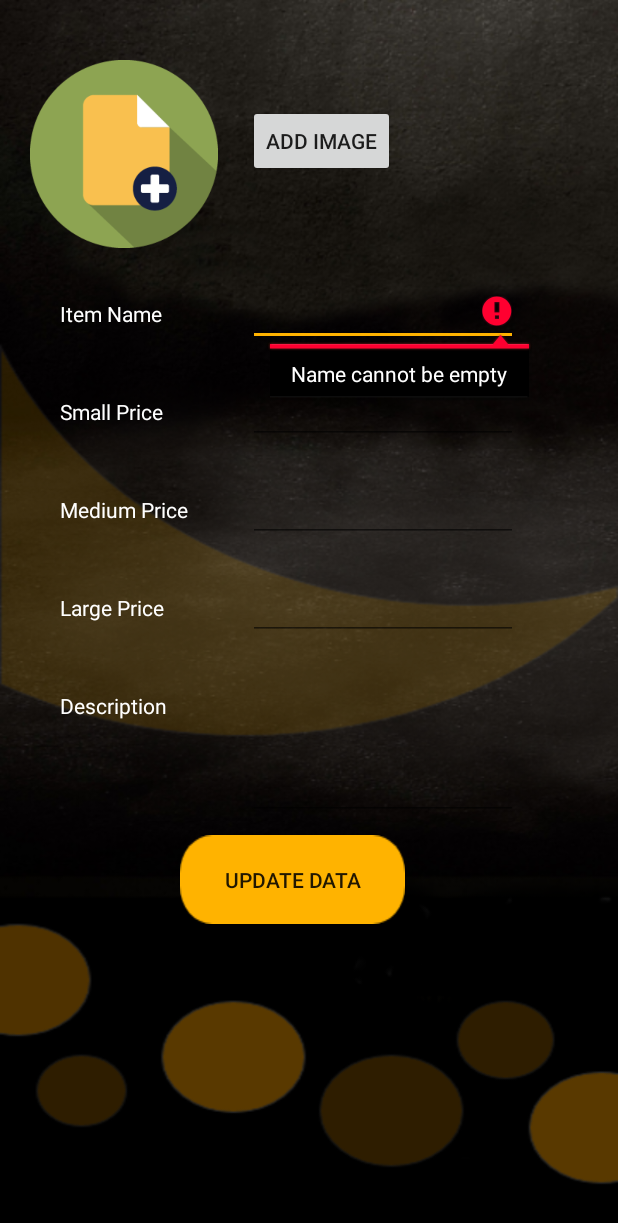
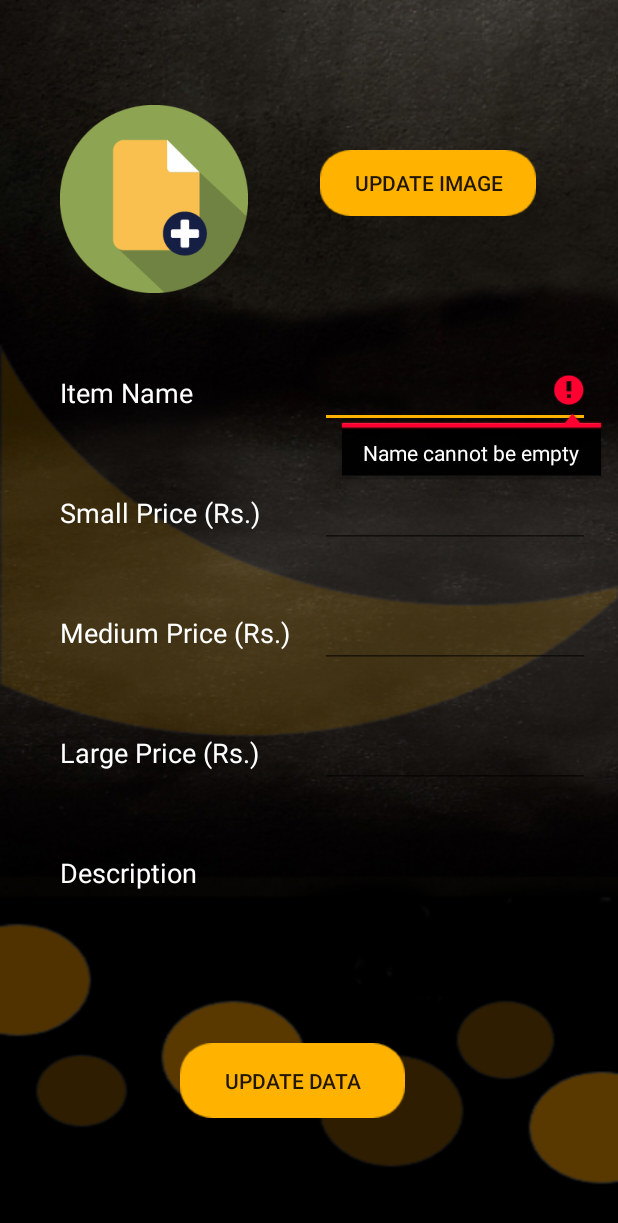
Before and after one commit to CharithSLIIT/Cheesus_Crust, an Android app: the AdminEdit screen opened directly, with no data from a screen before it, on a phone screen of 412 x 824 dp. Shown: the top 1223 px of the screen. Run offline under Robolectric (Android 15) with nearby library versions, the phone set to English and light mode, and no system bars.

Commit message:
Chanelog: Major Changes across Layouts and Java files

```diff
--- a/app/src/main/java/com/cheesuscrust/Contact/activity_dash.java
+++ b/app/src/main/java/com/cheesuscrust/Contact/activity_dash.java
@@ -18,6 +18,7 @@ import androidx.core.view.GravityCompat;
 import androidx.drawerlayout.widget.DrawerLayout;
 
 import com.cheesuscrust.Product.AddItem;
+import com.cheesuscrust.Product.AdminFoodList;
 import com.cheesuscrust.R;
 import com.cheesuscrust.User.UserData;
 import com.cheesuscrust.User.UserProfile;
@@ -141,4 +142,9 @@ public class activity_dash extends AppCompatActivity {
         Intent intent = new Intent(activity_dash.this,InquiryActivity.class);
         startActivity(intent);
     }
+
+    public void goToAllItems(View view) {
+        Intent intent = new Intent(activity_dash.this,AdminFoodList.class);
+        startActivity(intent);
+    }
 }
--- a/app/src/main/java/com/cheesuscrust/Product/AdminEdit.java
+++ b/app/src/main/java/com/cheesuscrust/Product/AdminEdit.java
@@ -100,7 +100,7 @@ public class AdminEdit extends AppCompatActivity {
 
 
         //Get values from the Database
-        Cursor cursor = AddItem.myDB.getData("SELECT * FROM Product WHERE p_id = " + getid + ";");
+        Cursor cursor = myDB.getData("SELECT * FROM Product WHERE p_id = " + getid + ";");
         while (cursor.moveToNext()){
             int id = cursor.getInt(0);
             String name = cursor.getString(1);
--- a/app/src/main/res/layout/activity_admin_edit.xml
+++ b/app/src/main/res/layout/activity_admin_edit.xml
@@ -4,7 +4,8 @@
     xmlns:tools="http://schemas.android.com/tools"
     android:layout_width="match_parent"
     android:layout_height="match_parent"
-    tools:context=".Product.AdminEdit">
+    tools:context=".Product.AdminEdit"
+    android:background="@drawable/adminbackxground">
 
 
 
@@ -12,7 +13,7 @@
             android:layout_width="match_parent"
             android:layout_height="match_parent"
             android:orientation="vertical"
-            android:background="@drawable/adminbackxground" >
+            android:layout_marginTop="40dp">
             <GridLayout
                 android:layout_width="match_parent"
                 android:layout_height="wrap_content"
@@ -23,28 +24,31 @@
                     android:id="@+id/updateimageView1"
                     android:layout_width="125dp"
                     android:layout_height="125dp"
-                    android:layout_marginTop="40dp"
-                    android:layout_marginLeft="20dp"
-                    app:srcCompat="@drawable/imageupload"/>
+                    android:layout_marginTop="30dp"
+                    android:layout_marginStart="40dp"
+                    app:srcCompat="@drawable/imageupload"
+                    android:contentDescription="@string/item_image" />
 
                 <Button
                     android:id="@+id/buttonUpdateImage"
-                    android:layout_width="wrap_content"
-                    android:layout_height="wrap_content"
-                    android:layout_marginLeft="20dp"
-                    android:layout_marginTop="70dp"
-                    android:layout_marginRight="200dp"
-                    android:text="Add Image" />
+                    android:layout_width="144dp"
+                    android:layout_height="44dp"
+                    android:layout_marginStart="20dp"
+                    android:layout_marginTop="60dp"
+                    android:layout_marginEnd="200dp"
+                    android:background="@drawable/button2"
+                    android:text="@string/update_image" />
 
 
                 <TextView
                     android:id="@+id/textView1"
                     android:layout_width="wrap_content"
                     android:layout_height="wrap_content"
-                    android:layout_marginLeft="40dp"
-                    android:layout_marginTop="20dp"
+                    android:layout_marginStart="40dp"
+                    android:layout_marginTop="40dp"
                     android:text="@string/itm_name"
-                    android:textColor="@android:color/white" />
+                    android:textColor="@android:color/white"
+                    android:textSize="18sp" />
 
 
                 <EditText
@@ -52,98 +56,118 @@
                     android:layout_width="180dp"
                     android:layout_height="wrap_content"
                     android:layout_marginLeft="20dp"
-                    android:layout_marginTop="20dp"
+                    android:layout_marginTop="40dp"
                     android:layout_marginRight="20dp"
                     android:inputType="textPersonName"
                     android:textColor="@android:color/white"
-                    android:textColorHint="@android:color/white" />
+                    android:textColorHint="@android:color/white"
+                    android:textSize="22sp"
+                    android:importantForAutofill="no"
+                    tools:ignore="LabelFor" />
 
 
                 <TextView
                     android:id="@+id/textView3"
                     android:layout_width="wrap_content"
                     android:layout_height="wrap_content"
-                    android:layout_marginLeft="40dp"
-                    android:layout_marginTop="20dp"
+                    android:layout_marginStart="40dp"
+                    android:layout_marginTop="30dp"
                     android:text="@string/itm_sprice"
-                    android:textColor="@android:color/white" />
+                    android:textColor="@android:color/white"
+                    android:textSize="18sp" />
 
 
                 <EditText
                     android:id="@+id/updateTextsPrice"
                     android:layout_width="180dp"
                     android:layout_height="wrap_content"
-                    android:layout_marginLeft="20dp"
-                    android:layout_marginTop="20dp"
-                    android:layout_marginRight="30dp"
+                    android:layout_marginStart="20dp"
+                    android:layout_marginTop="30dp"
+                    android:layout_marginEnd="30dp"
                     android:inputType="textPersonName"
                     android:textColor="@android:color/white"
-                    android:textColorHint="@android:color/white" />
+                    android:textColorHint="@android:color/white"
+                    android:textSize="22sp"
+                    android:importantForAutofill="no"
+                    tools:ignore="LabelFor" />
 
                 <TextView
                     android:id="@+id/textView4"
                     android:layout_width="wrap_content"
                     android:layout_height="wrap_content"
-                    android:layout_marginLeft="40dp"
-                    android:layout_marginTop="20dp"
+                    android:layout_marginStart="40dp"
+                    android:layout_marginTop="30dp"
                     android:text="@string/itm_mprice"
-                    android:textColor="@android:color/white" />
+                    android:textColor="@android:color/white"
+                    android:textSize="18sp" />
 
 
                 <EditText
                     android:id="@+id/updateTextmPrice"
                     android:layout_width="180dp"
                     android:layout_height="wrap_content"
-                    android:layout_marginLeft="20dp"
-                    android:layout_marginTop="20dp"
-                    android:layout_marginRight="30dp"
+                    android:layout_marginStart="20dp"
+                    android:layout_marginTop="30dp"
+                    android:layout_marginEnd="30dp"
                     android:inputType="textPersonName"
                     android:textColor="@android:color/white"
-                    android:textColorHint="@android:color/white" />
+                    android:textColorHint="@android:color/white"
+                    android:textSize="22sp"
+                    android:importantForAutofill="no"
+                    tools:ignore="LabelFor" />
 
                 <TextView
                     android:id="@+id/textView5"
                     android:layout_width="wrap_content"
                     android:layout_height="wrap_content"
-                    android:layout_marginLeft="40dp"
-                    android:layout_marginTop="20dp"
+                    android:layout_marginStart="40dp"
+                    android:layout_marginTop="30dp"
                     android:text="@string/itm_lprice"
-                    android:textColor="@android:color/white" />
+                    android:textColor="@android:color/white"
+                    android:textSize="18sp" />
 
 
                 <EditText
                     android:id="@+id/updateTextlPrice"
                     android:layout_width="180dp"
                     android:layout_height="wrap_content"
-                    android:layout_marginLeft="20dp"
-                    android:layout_marginTop="20dp"
-                    android:layout_marginRight="30dp"
+                    android:layout_marginStart="20dp"
+                    android:layout_marginTop="30dp"
+                    android:layout_marginEnd="30dp"
                     android:inputType="textPersonName"
                     android:textColor="@android:color/white"
-                    android:textColorHint="@android:color/white" />
+                    android:textColorHint="@android:color/white"
+                    android:textSize="22sp"
+                    android:importantForAutofill="no"
+                    tools:ignore="LabelFor" />
 
 
                 <TextView
                     android:id="@+id/textView6"
                     android:layout_width="wrap_content"
                     android:layout_height="wrap_content"
-                    android:layout_marginLeft="40dp"
-                    android:layout_marginTop="20dp"
+                    android:layout_marginStart="40dp"
+                    android:layout_marginTop="30dp"
                     android:text="@string/itm_desc"
-                    android:textColor="@android:color/white" />
+                    android:textColor="@android:color/white"
+                    android:textSize="18sp"
+                    android:importantForAutofill="no" />
 
 
                 <EditText
                     android:id="@+id/updateTextDesc"
                     android:layout_width="180dp"
                     android:layout_height="100dp"
-                    android:layout_marginLeft="20dp"
-                    android:layout_marginTop="20dp"
-                    android:layout_marginRight="30dp"
+                    android:layout_marginStart="20dp"
+                    android:layout_marginTop="30dp"
+                    android:layout_marginEnd="30dp"
                     android:gravity="start|top"
                     android:inputType="textMultiLine"
                     android:textColor="@color/colorWhite"
-                    android:textColorHint="@android:color/white" />
+                    android:textColorHint="@android:color/white"
+                    android:textSize="22sp"
+                    android:importantForAutofill="no"
+                    tools:ignore="LabelFor" />
 
 
             </GridLayout>
@@ -158,12 +182,12 @@
                 <Button
                     android:id="@+id/buttonUpdate"
                     android:layout_width="150dp"
-                    android:layout_height="wrap_content"
+                    android:layout_height="50dp"
+                    android:layout_marginStart="120dp"
+                    android:layout_marginTop="40dp"
+                    android:layout_marginEnd="200dp"
                     android:background="@drawable/button2"
-                    android:layout_marginLeft="120dp"
-                    android:layout_marginTop="10dp"
-                    android:layout_marginRight="200dp"
-                    android:text="Update Data"  />
+                    android:text="@string/update_data" />
 
 
             </GridLayout>
--- a/app/src/main/res/layout/activity_dash.xml
+++ b/app/src/main/res/layout/activity_dash.xml
@@ -228,6 +228,7 @@
                 android:layout_marginRight="16dp"
                 app:cardElevation="8dp"
                 app:cardCornerRadius="8dp"
+                android:onClick="goToAllItems"
                 >
                 <LinearLayout
                     android:layout_width="wrap_content"
@@ -247,7 +248,7 @@
                         android:layout_height="wrap_content"
                         android:textStyle="bold"
                         android:textAlignment="center"
-                        android:text="@string/view_order"
+                        android:text="@string/view_items"
                         android:layout_gravity="center"
                         android:textColor="@color/pureBlack"
                         android:textSize="18sp"/>
--- a/app/src/main/res/values/strings.xml
+++ b/app/src/main/res/values/strings.xml
@@ -3,9 +3,9 @@
     <string name="app_name">Cheesus Crust</string>
     <string name="itm_name">Item Name</string>
     <string name="itm_type">Item Type</string>
-    <string name="itm_sprice">Small Price</string>
-    <string name="itm_mprice">Medium Price</string>
-    <string name="itm_lprice">Large Price</string>
+    <string name="itm_sprice">Small Price (Rs.)</string>
+    <string name="itm_mprice">Medium Price (Rs.)</string>
+    <string name="itm_lprice">Large Price (Rs.)</string>
     <string name="itm_desc">Description</string>
     <string name="nav_pizza_text">Pizza</string>
     <string name="nav_beverages_text">Beverages</string>
@@ -132,7 +132,7 @@
     <string name="dashboard">Dashboard</string>
     <string name="contact_us">Contact Us</string>
     <string name="view_inquiries">View Inquiries</string>
-    <string name="view_order">View Orders</string>
+    <string name="view_items">View Items</string>
     <string name="view_customer">View Customers</string>
     <string name="welcome_admins">Welcome Admin!</string>
     <string name="my_profile">My Profile</string>
@@ -146,6 +146,16 @@
     <string name="add_an_item">Add an Item</string>
     <string name="invalid_email_address_please_enter_correct_email_address">Invalid Email Address! Please enter correct Email Address…</string>
     <string name="please_enter_valid_phone_number">Please enter valid phone number</string>
+    <string name="add_image">"Add Image"</string>
+    <string name="update_image">"Update Image</string>
+    <string name="add_data">"Add Data</string>
+    <string name="update_data">"Update Data</string>
+    <string name="item_image">"Item Image"</string>
+    <string name="enter_name">"Enter Name"</string>
+    <string name="enter_sprice">"Enter Small Price"</string>
+    <string name="enter_mprice">"Enter Medium Price"</string>
+    <string name="enter_lprice">"Enter Large Price"</string>
+    <string name="enter_desc">"Enter Description"</string>
 
     <string-array name="type">
         <item>Pizza</item>
```
Also changed, not shown: app/src/main/java/com/cheesuscrust/Product/AddItem.java (+2 -8 lines), app/src/main/java/com/cheesuscrust/Product/AdminFoodList.java (+6 -2 lines), app/src/main/res/layout/add_item.xml (+28 -36 lines), app/src/main/res/layout/admin_food_items.xml (+5 -3 lines).
